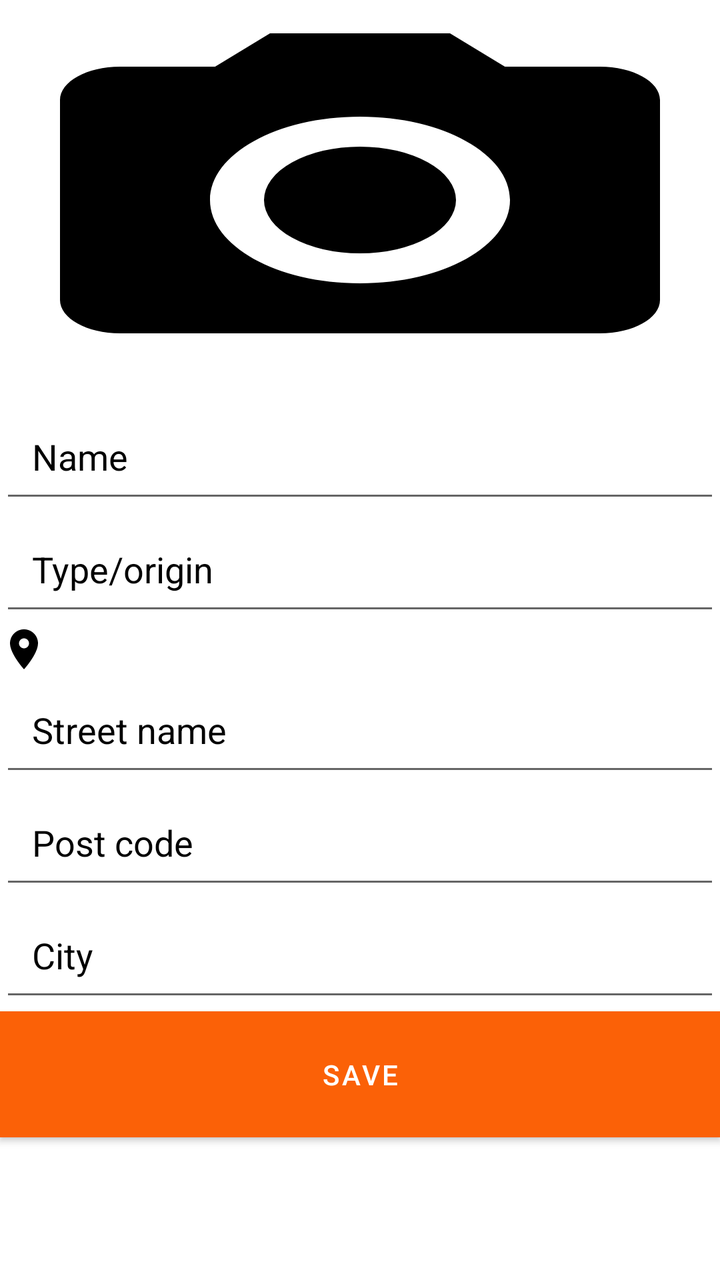
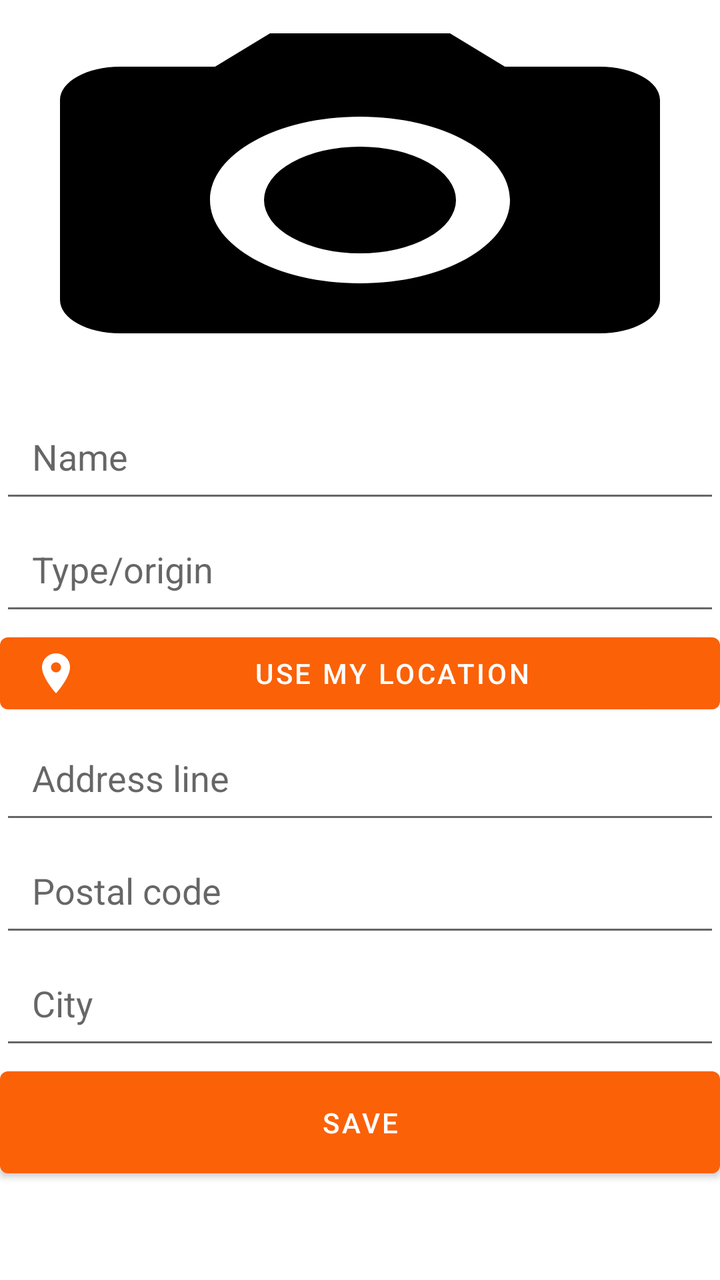

Screens rendered from an Android XML layout before and after an edit, with the pre-edit source and the edit as a unified diff.
<!-- AndroidManifest.xml: application theme Theme.MyGoodAddresses -->
<!-- res/layout/activity_add_restaurant.xml -->
<?xml version="1.0" encoding="utf-8"?>
<RelativeLayout xmlns:android="http://schemas.android.com/apk/res/android"
    android:layout_width="match_parent"
    android:layout_height="match_parent"
    xmlns:app="http://schemas.android.com/apk/res-auto">

    <ImageView
        android:id="@+id/restaurant_image"
        android:background="@drawable/baseline_camera_alt_24"
        android:layout_width="match_parent"
        android:layout_height="200dp"
        android:scaleType="centerCrop" />

    <EditText
        android:id="@+id/restaurant_name"
        android:layout_width="match_parent"
        android:layout_height="wrap_content"
        android:layout_below="@id/restaurant_image"
        android:hint="Name"
        android:padding="16dp"
        android:textColorHint="@color/black" />

    <EditText
        android:id="@+id/restaurant_type"
        android:layout_width="match_parent"
        android:layout_height="wrap_content"
        android:layout_below="@id/restaurant_name"
        android:hint="@string/type"
        android:padding="16dp"
        android:textColorHint="@color/black" />

    <ImageView
        android:id="@+id/use_location_icon"
        android:layout_width="wrap_content"
        android:layout_height="wrap_content"
        android:layout_below="@+id/restaurant_type"
        android:layout_weight="1"
        app:srcCompat="@drawable/baseline_location_on_24"/>

    <EditText
        android:id="@+id/restaurant_address_line"
        android:layout_width="match_parent"
        android:layout_height="wrap_content"
        android:layout_below="@id/use_location_icon"
        android:hint="@string/street"
        android:padding="16dp"
        android:textColorHint="@color/black" />

    <EditText
        android:id="@+id/restaurant_post_code"
        android:layout_width="match_parent"
        android:layout_height="wrap_content"
        android:layout_below="@id/restaurant_address_line"
        android:hint="@string/post_code"
        android:padding="16dp"
        android:textColorHint="@color/black" />

    <EditText
        android:id="@+id/restaurant_city"
        android:layout_width="match_parent"
        android:layout_height="wrap_content"
        android:layout_below="@id/restaurant_post_code"
        android:hint="@string/city"
        android:padding="16dp"
        android:textColorHint="@color/black" />

    <Button
        android:id="@+id/save_button"
        android:layout_width="match_parent"
        android:layout_height="wrap_content"
        android:layout_below="@id/restaurant_city"
        android:text="Save"
        android:textColor="@color/white"
        android:background="@color/black"
        android:padding="16dp" />
</RelativeLayout>
<!-- resources referenced by this layout -->
<resources>
  <color name="black">#FF000000</color>
  <color name="white">#FFFFFFFF</color>
  <!-- drawable baseline_camera_alt_24 (drawable) -->
  <vector android:height="24dp" android:tint="#000000"
      android:viewportHeight="24" android:viewportWidth="24"
      android:width="24dp" xmlns:android="http://schemas.android.com/apk/res/android">
      <path android:fillColor="@android:color/white" android:pathData="M12,12m-3.2,0a3.2,3.2 0,1 1,6.4 0a3.2,3.2 0,1 1,-6.4 0"/>
      <path android:fillColor="@android:color/white" android:pathData="M9,2L7.17,4L4,4c-1.1,0 -2,0.9 -2,2v12c0,1.1 0.9,2 2,2h16c1.1,0 2,-0.9 2,-2L22,6c0,-1.1 -0.9,-2 -2,-2h-3.17L15,2L9,2zM12,17c-2.76,0 -5,-2.24 -5,-5s2.24,-5 5,-5 5,2.24 5,5 -2.24,5 -5,5z"/>
  </vector>
  <!-- drawable baseline_location_on_24 (drawable) -->
  <vector android:height="24dp" android:tint="#000000"
      android:viewportHeight="24" android:viewportWidth="24"
      android:width="24dp" xmlns:android="http://schemas.android.com/apk/res/android">
      <path android:fillColor="@android:color/white" android:pathData="M12,2C8.13,2 5,5.13 5,9c0,5.25 7,13 7,13s7,-7.75 7,-13c0,-3.87 -3.13,-7 -7,-7zM12,11.5c-1.38,0 -2.5,-1.12 -2.5,-2.5s1.12,-2.5 2.5,-2.5 2.5,1.12 2.5,2.5 -1.12,2.5 -2.5,2.5z"/>
  </vector>
  <string name="city">City</string>
  <string name="post_code">Post code</string>
  <string name="street">Street name</string>
  <string name="type">Type/origin</string>
  <style name="Theme.MyGoodAddresses" parent="Theme.MaterialComponents.DayNight.DarkActionBar">
          
          <item name="colorPrimary">@color/orange</item>
          <item name="colorPrimaryVariant">@color/citrine</item>
          <item name="colorOnPrimary">@color/white</item>
          
          <item name="colorSecondary">@color/citrine</item>
          <item name="colorSecondaryVariant">@color/xanthous</item>
          <item name="colorOnSecondary">@color/black</item>
          
          <item name="android:statusBarColor">?attr/colorPrimaryVariant</item>
          
      </style>
  <color name="orange">#FFFB6107</color>
  <color name="citrine">#FFF3DE2C</color>
  <color name="xanthous">#FFFBB02D</color>
</resources>

<!-- the commit's change to res/layout/activity_add_restaurant.xml (unified diff, before → after) -->
@@ -16,9 +16,8 @@
         android:layout_width="match_parent"
         android:layout_height="wrap_content"
         android:layout_below="@id/restaurant_image"
-        android:hint="Name"
-        android:padding="16dp"
-        android:textColorHint="@color/black" />
+        android:hint="@string/name"
+        android:padding="16dp" />
 
     <EditText
         android:id="@+id/restaurant_type"
@@ -26,25 +25,24 @@
         android:layout_height="wrap_content"
         android:layout_below="@id/restaurant_name"
         android:hint="@string/type"
-        android:padding="16dp"
-        android:textColorHint="@color/black" />
+        android:padding="16dp" />
 
-    <ImageView
-        android:id="@+id/use_location_icon"
-        android:layout_width="wrap_content"
+    <Button
+        android:id="@+id/use_location_button"
+        android:layout_width="match_parent"
         android:layout_height="wrap_content"
         android:layout_below="@+id/restaurant_type"
-        android:layout_weight="1"
+        android:drawableLeft="@drawable/baseline_location_on_24"
+        android:text="@string/use_my_location"
         app:srcCompat="@drawable/baseline_location_on_24"/>
 
     <EditText
         android:id="@+id/restaurant_address_line"
         android:layout_width="match_parent"
         android:layout_height="wrap_content"
-        android:layout_below="@id/use_location_icon"
+        android:layout_below="@id/use_location_button"
         android:hint="@string/street"
-        android:padding="16dp"
-        android:textColorHint="@color/black" />
+        android:padding="16dp" />
 
     <EditText
         android:id="@+id/restaurant_post_code"
@@ -52,8 +50,7 @@
         android:layout_height="wrap_content"
         android:layout_below="@id/restaurant_address_line"
         android:hint="@string/post_code"
-        android:padding="16dp"
-        android:textColorHint="@color/black" />
+        android:padding="16dp" />
 
     <EditText
         android:id="@+id/restaurant_city"
@@ -61,16 +58,14 @@
         android:layout_height="wrap_content"
         android:layout_below="@id/restaurant_post_code"
         android:hint="@string/city"
-        android:padding="16dp"
-        android:textColorHint="@color/black" />
+        android:padding="16dp" />
 
     <Button
         android:id="@+id/save_button"
         android:layout_width="match_parent"
         android:layout_height="wrap_content"
         android:layout_below="@id/restaurant_city"
-        android:text="Save"
+        android:text="@string/save"
         android:textColor="@color/white"
-        android:background="@color/black"
         android:padding="16dp" />
 </RelativeLayout>
<!-- resource entries referenced after the edit -->
@@ -10,15 +10,18 @@
       <path android:fillColor="@android:color/white" android:pathData="M9,2L7.17,4L4,4c-1.1,0 -2,0.9 -2,2v12c0,1.1 0.9,2 2,2h16c1.1,0 2,-0.9 2,-2L22,6c0,-1.1 -0.9,-2 -2,-2h-3.17L15,2L9,2zM12,17c-2.76,0 -5,-2.24 -5,-5s2.24,-5 5,-5 5,2.24 5,5 -2.24,5 -5,5z"/>
   </vector>
   <!-- drawable baseline_location_on_24 (drawable) -->
-  <vector android:height="24dp" android:tint="#000000"
+  <vector android:height="24dp" android:tint="#FFFFFF"
       android:viewportHeight="24" android:viewportWidth="24"
       android:width="24dp" xmlns:android="http://schemas.android.com/apk/res/android">
       <path android:fillColor="@android:color/white" android:pathData="M12,2C8.13,2 5,5.13 5,9c0,5.25 7,13 7,13s7,-7.75 7,-13c0,-3.87 -3.13,-7 -7,-7zM12,11.5c-1.38,0 -2.5,-1.12 -2.5,-2.5s1.12,-2.5 2.5,-2.5 2.5,1.12 2.5,2.5 -1.12,2.5 -2.5,2.5z"/>
   </vector>
   <string name="city">City</string>
-  <string name="post_code">Post code</string>
-  <string name="street">Street name</string>
+  <string name="name">Name</string>
+  <string name="post_code">Postal code</string>
+  <string name="save">Save</string>
+  <string name="street">Address line</string>
   <string name="type">Type/origin</string>
+  <string name="use_my_location">Use my location</string>
   <style name="Theme.MyGoodAddresses" parent="Theme.MaterialComponents.DayNight.DarkActionBar">
           
           <item name="colorPrimary">@color/orange</item>
